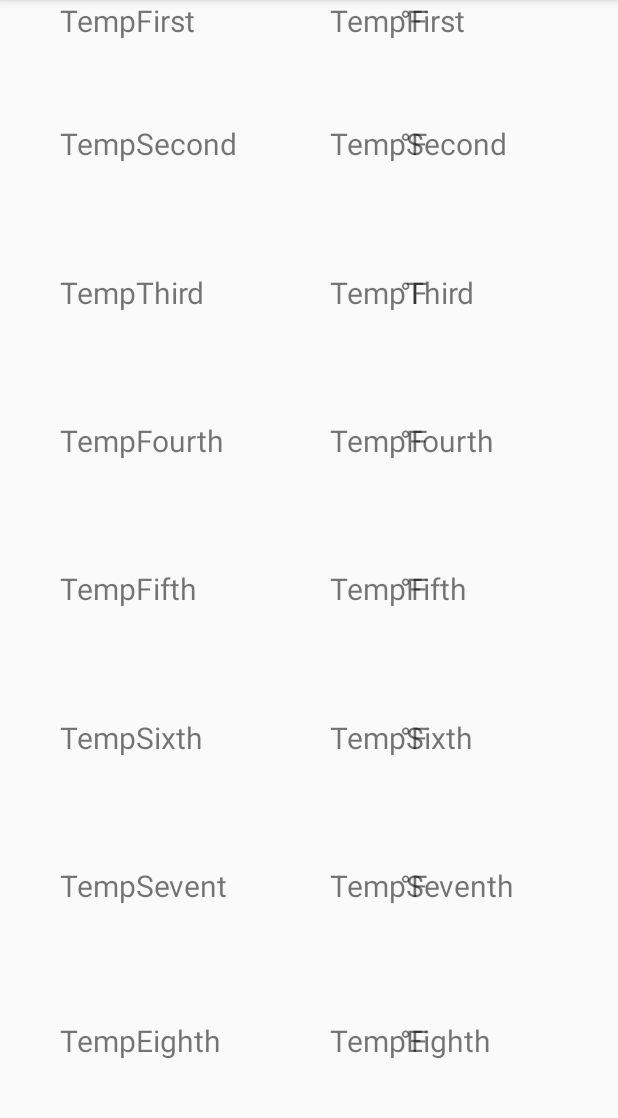
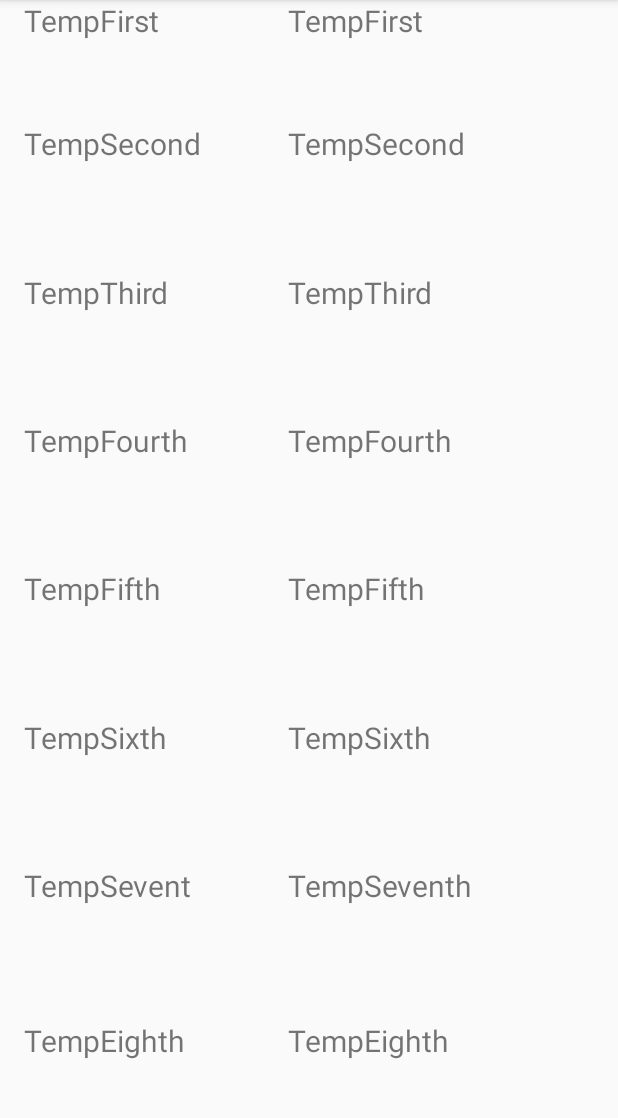
Before and after one commit to kartikmittal33/WearWeather, an Android app: the screen it shows after launch (ExtendedWeather), after a tap on "WEATHER FORECAST", on a phone screen of 412 x 824 dp, the part 84-1202 px from its top. Run offline under Robolectric (Android 15) with nearby library versions, the phone set to English and light mode, and no system bars.

Commit message:
Reformatted ExtendedWeather

```diff
--- a/app/src/main/java/boilermake/wearweather/ExtendedWeather.java
+++ b/app/src/main/java/boilermake/wearweather/ExtendedWeather.java
@@ -30,7 +30,7 @@ public class ExtendedWeather extends AppCompatActivity {
 
     String apiText;
     String result;
-
+    String tempUnit = "°F";
 
 
     static TextView firstTemp;
@@ -179,14 +179,14 @@ public class ExtendedWeather extends AppCompatActivity {
 
                 }
 
-                firstTemp.setText(temperature.get(0));
-                secondTemp.setText(temperature.get(1));
-                thirdTemp.setText(temperature.get(2));
-                fourthTemp.setText(temperature.get(3));
-                fifthTemp.setText(temperature.get(4));
-                sixthTemp.setText(temperature.get(5));
-                seventhTemp.setText(temperature.get(6));
-                eightTemp.setText(temperature.get(7));
+                firstTemp.setText(temperature.get(0) + tempUnit);
+                secondTemp.setText(temperature.get(1)+ tempUnit);
+                thirdTemp.setText(temperature.get(2)+ tempUnit);
+                fourthTemp.setText(temperature.get(3)+ tempUnit);
+                fifthTemp.setText(temperature.get(4)+ tempUnit);
+                sixthTemp.setText(temperature.get(5)+ tempUnit);
+                seventhTemp.setText(temperature.get(6)+ tempUnit);
+                eightTemp.setText(temperature.get(7)+ tempUnit);
 
                 time1.setText(time.get(0));
                 time2.setText(time.get(1));
--- a/app/src/main/java/boilermake/wearweather/MainActivity.java
+++ b/app/src/main/java/boilermake/wearweather/MainActivity.java
@@ -111,7 +111,7 @@ public class MainActivity extends AppCompatActivity {
                 currentDay.setText("Tuesday");
 
             case Calendar.THURSDAY:
-                currentDay.setText("Thrusday");
+                currentDay.setText("Thursday");
 
             case Calendar.WEDNESDAY:
                 currentDay.setText("Wednesday");
--- a/app/src/main/res/layout/activity_extend_weather.xml
+++ b/app/src/main/res/layout/activity_extend_weather.xml
@@ -13,8 +13,14 @@
     <LinearLayout
         android:layout_width="wrap_content"
         android:layout_height="match_parent"
-        android:layout_marginLeft="220dp"
-        android:orientation="vertical">
+        android:addStatesFromChildren="true"
+        android:orientation="vertical"
+        android:layout_alignParentTop="true"
+        android:layout_alignLeft="@+id/linearLayout"
+        android:layout_alignStart="@+id/linearLayout"
+        android:layout_marginLeft="176dp"
+        android:layout_marginStart="176dp">
+
 
         <TextView
             android:id="@+id/temp1"
@@ -109,116 +115,15 @@
     </LinearLayout>
 
     <LinearLayout
-        android:layout_width="20dp"
-        android:layout_height="match_parent"
-        android:orientation="vertical"
-        android:layout_alignParentRight="true"
-        android:layout_marginRight="125dp"
-        android:layout_alignParentTop="true"
-        >
-
-        <TextView
-            android:id="@+id/unit1"
-            android:layout_width="122dp"
-            android:layout_height="wrap_content"
-            android:layout_marginEnd="102dp"
-
-
-            android:layout_marginRight="102dp"
-            android:layout_weight="0.72"
-            android:text="°F"
-            android:textSize="20dp" />
-
-        <TextView
-            android:id="@+id/unit2"
-            android:layout_width="wrap_content"
-            android:layout_height="wrap_content"
-            android:layout_marginTop="11dp"
-
-            android:layout_weight="1"
-            android:text="°F"
-            android:textSize="20dp" />
-
-        <TextView
-            android:id="@+id/unit3"
-            android:layout_width="wrap_content"
-            android:layout_height="wrap_content"
-
-            android:layout_marginTop="12dp"
-
-
-            android:layout_weight="1"
-            android:text="°F"
-            android:textSize="20dp" />
-
-        <TextView
-            android:id="@+id/unit4"
-            android:layout_width="wrap_content"
-            android:layout_height="wrap_content"
-            android:layout_below="@+id/temp3"
-
-
-            android:layout_marginTop="11dp"
-
-            android:layout_weight="1"
-            android:text="°F"
-            android:textSize="20dp" />
-
-        <TextView
-            android:id="@+id/unit5"
-            android:layout_width="wrap_content"
-            android:layout_height="wrap_content"
-            android:layout_marginTop="11dp"
-
-            android:layout_weight="1"
-
-            android:text="°F"
-            android:textSize="20dp" />
-
-        <TextView
-            android:id="@+id/unit6"
-            android:layout_width="wrap_content"
-            android:layout_height="wrap_content"
-            android:layout_marginTop="12dp"
-            android:layout_weight="1"
-
-
-            android:text="°F"
-            android:textSize="20dp" />
-
-        <TextView
-            android:id="@+id/unit7"
-            android:layout_width="wrap_content"
-            android:layout_height="wrap_content"
-
-            android:layout_marginTop="11dp"
-            android:layout_weight="1"
-
-            android:text="°F"
-            android:textSize="20dp" />
-
-        <TextView
-            android:id="@+id/unit8"
-            android:layout_width="wrap_content"
-            android:layout_height="wrap_content"
-            android:layout_marginTop="15dp"
-
-            android:layout_weight="1"
-
-            android:text="°F"
-            android:textSize="20dp" />
-    </LinearLayout>
-
-    <LinearLayout
         android:id="@+id/linearLayout"
         android:layout_width="wrap_content"
         android:layout_height="match_parent"
+        android:layout_marginLeft="16dp"
+        android:layout_marginStart="16dp"
+        android:orientation="vertical"
+        android:layout_alignParentTop="true"
         android:layout_alignParentLeft="true"
-        android:layout_alignParentStart="true"
-        android:layout_alignParentTop="true"
-        android:layout_marginLeft="40dp"
-        android:layout_marginStart="40dp"
-        android:orientation="vertical">
+        android:layout_alignParentStart="true">
 
         <TextView
             android:id="@+id/time1"
```
